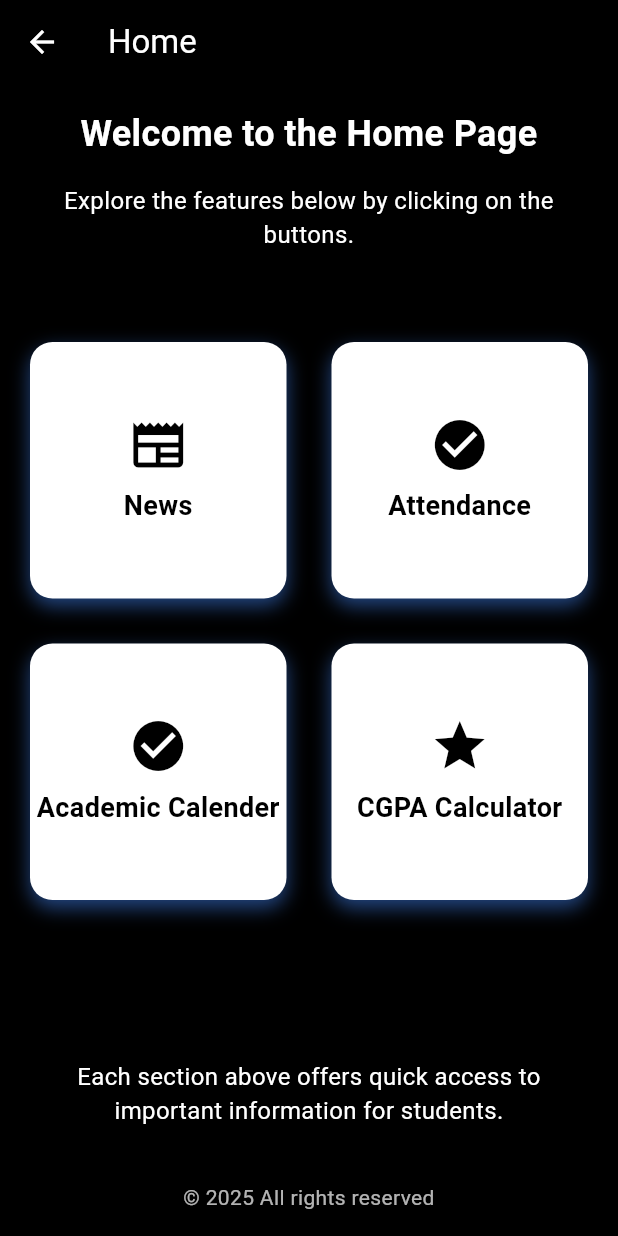
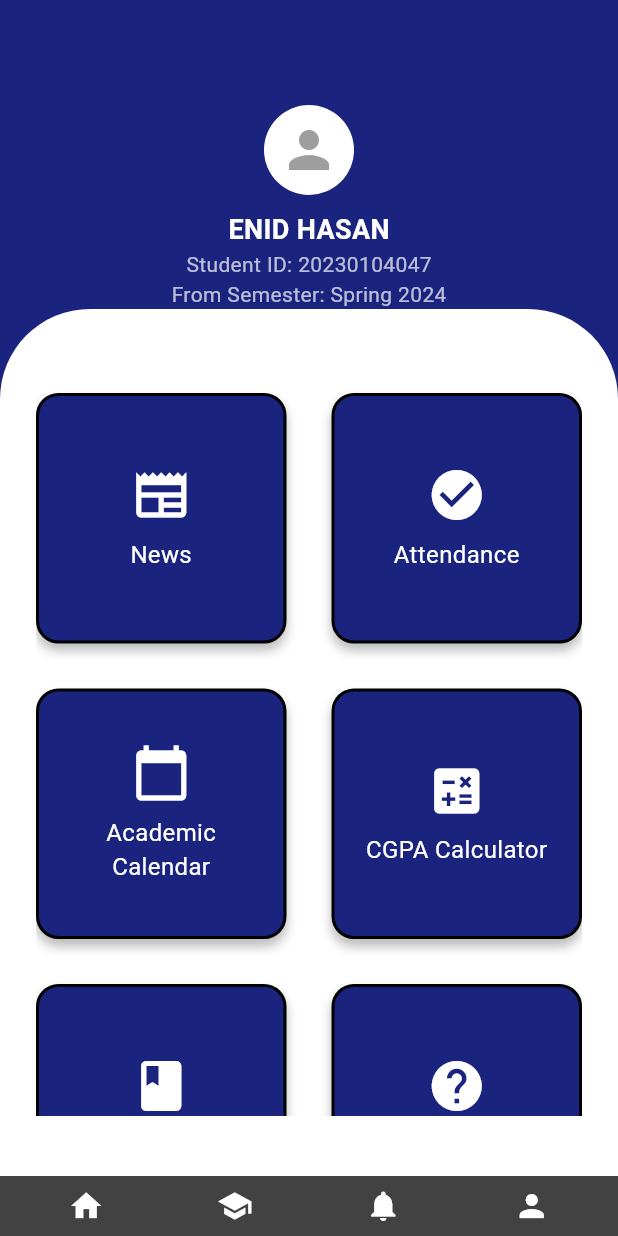
Before and after one commit to Tayebbb/AUSThir, a Flutter app: the HomePage screen opened directly, on a phone screen of 412 x 824 dp. Run offline on Flutter 3.47's test engine with Material 3 defaults, Android fonts, the phone set to English and light mode, and no system bars; our stand-ins replace lottie.

Commit message:
Update homepage.dart

```diff
--- a/lib/homepage.dart
+++ b/lib/homepage.dart
@@ -1,208 +1,161 @@
+import 'package:flutter/material.dart';
 import 'package:austhir/cgpacalc.dart';
-import 'package:flutter/material.dart';
 import 'attendance.dart';
 import 'academic_calender.dart';
+
 class HomePage extends StatelessWidget {
   const HomePage({super.key});
 
   @override
   Widget build(BuildContext context) {
     return Scaffold(
-      appBar: AppBar(
-        backgroundColor: Colors.black,
-        title: const Text(
-          'Home',
-          style: TextStyle(
-            color: Colors.white,
+      backgroundColor: Colors.indigo[900],
+      body: SafeArea(
+        child: Column(
+          children: [
+            Container(
+              height: MediaQuery.of(context).size.height * 0.25,
+              color: Colors.indigo[900],
+              child: const Center(
+                child: Column(
+                  mainAxisAlignment: MainAxisAlignment.center,
+                  children: [
+                    SizedBox(height: 70),
+                    CircleAvatar(
+                      radius: 30,
+                      backgroundColor: Colors.white,
+                      child: Icon(
+                        Icons.person,
+                        size: 40,
+                        color: Colors.grey,
                       ),
                     ),
-        leading: const BackButton(color: Colors.white),
+                    SizedBox(height: 10),
+                    Text(
+                      'ENID HASAN',
+                      style: TextStyle(fontSize: 18, fontWeight: FontWeight.bold, color: Colors.white),
                     ),
-      body: Container(
-        color: Colors.black,
-        child: Center(
-          child: Column(
-            crossAxisAlignment: CrossAxisAlignment.center,
-            children: [
-              const Padding(
-                padding: EdgeInsets.all(16.0),
-                child: Text(
-                  'Welcome to the Home Page',
-                  style: TextStyle(
-                    fontSize: 24,
-                    color: Colors.white,
-                    fontWeight: FontWeight.bold,
+                    Text(
+                      'Student ID: 20230104047',
+                      style: TextStyle(fontSize: 14, color: Colors.white70),
                     ),
-                  textAlign: TextAlign.center,
-                ),
-              ),
-              const Padding(
-                padding: EdgeInsets.symmetric(horizontal: 20.0),
-                child: Text(
-                  'Explore the features below by clicking on the buttons.',
-                  style: TextStyle(
-                    fontSize: 16,
-                    color: Colors.white,
-                  ),
-                  textAlign: TextAlign.center,
-                ),
-              ),
-              const SizedBox(height: 40),
-              Expanded(
-                child: GridView.count(
-                  crossAxisCount: 2,
-                  mainAxisSpacing: 30,
-                  crossAxisSpacing: 30,
-                  padding: const EdgeInsets.all(20),
-                  children: [
-                    SquareButton(
-                      text: 'News',
-                      icon: Icons.newspaper,
-                      onPressed: () {},
-                    ),
-                    SquareButton(
-                      text: 'Attendance',
-                      icon: Icons.check_circle,
-                      onPressed: () {
-                        Navigator.push(
-                          context,
-                          MaterialPageRoute(builder: (context) => const AttendancePage()),
-                        );
-                      },
-                    ),
-                    SquareButton(
-                      text: 'Academic Calender',
-                      icon: Icons.check_circle,
-                      onPressed: () {
-                        Navigator.push(
-                          context,
-                          MaterialPageRoute(builder: (context) => const AcademicCalendarPage()),
-                        );
-                      },
-                    ),
-                    SquareButton(
-                      text: 'CGPA Calculator',
-                      icon: Icons.grade,
-                      onPressed: () {
-                        Navigator.push(
-                          context,
-                          MaterialPageRoute(
-                              builder: (context) =>
-                                  const CgpaCalculatorScreen()),
-                        );
-                      },
+                    Text(
+                      'From Semester: Spring 2024',
+                      style: TextStyle(fontSize: 14, color: Colors.white70),
                     ),
                   ],
                 ),
               ),
-              const Padding(
-                padding: EdgeInsets.symmetric(horizontal: 20.0),
-                child: Text(
-                  'Each section above offers quick access to important information for students.',
-                  style: TextStyle(
-                    fontSize: 16,
+            ),
+            Expanded(
+              child: Container(
+                decoration: const BoxDecoration(
                   color: Colors.white,
-                  ),
-                  textAlign: TextAlign.center,
+                  borderRadius: BorderRadius.only(
+                    topLeft: Radius.circular(60),
+                    topRight: Radius.circular(60),
                   ),
                 ),
-              const SizedBox(height: 20),
-              const Padding(
-                padding: EdgeInsets.all(16.0),
-                child: Text(
-                  '© 2025 All rights reserved',
-                  style: TextStyle(
-                    fontSize: 14,
-                    color: Colors.white70,
+                child: Padding(
+                  padding: const EdgeInsets.all(24.0),
+                  child: Column(
+                    crossAxisAlignment: CrossAxisAlignment.center,
+                    children: [
+                      const SizedBox(height: 16),
+                      Expanded(
+                        child: ListView(
+                          children: [
+                            const SizedBox(height: 16),
+                            GridView.count(
+                              crossAxisCount: 2,
+                              shrinkWrap: true,
+                              physics: const NeverScrollableScrollPhysics(),
+                              mainAxisSpacing: 30,
+                              crossAxisSpacing: 30,
+                              children: [
+                                SquareButton(text: 'News', icon: Icons.newspaper, onPressed: () {}),
+                                SquareButton(text: 'Attendance', icon: Icons.check_circle, onPressed: () {
+                                  Navigator.push(context, MaterialPageRoute(builder: (context) => const AttendancePage()));
+                                }),
+                                SquareButton(text: 'Academic Calendar', icon: Icons.calendar_today, onPressed: () {
+                                  Navigator.push(context, MaterialPageRoute(builder: (context) => const AcademicCalendarPage()));
+                                }),
+                                SquareButton(text: 'CGPA Calculator', icon: Icons.calculate, onPressed: () {
+                                  Navigator.push(context, MaterialPageRoute(builder: (context) => const CgpaCalculatorScreen()));
+                                }),
+                                SquareButton(text: 'Materials', icon: Icons.book, onPressed: () {}),
+                                SquareButton(text: 'FAQ', icon: Icons.help, onPressed: () {}),
+                                SquareButton(text: 'Finance', icon: Icons.attach_money, onPressed: () {}),
+                                SquareButton(text: 'Library', icon: Icons.library_books, onPressed: () {}),
+                              ],
                             ),
-                  textAlign: TextAlign.center,
+                          ],
+                        ),
+                      ),
+                      const SizedBox(height: 16),
+                    ],
+                  ),
+                ),
+              ),
+            ),
+            Container(
+              color: Colors.grey[800], // Gray color for the bottom bar
+              padding: const EdgeInsets.all(8.0),
+              child: Row(
+                mainAxisAlignment: MainAxisAlignment.spaceAround,
+                children: const [
+                  Icon(Icons.home, color: Colors.white),
+                  Icon(Icons.school, color: Colors.white),
+                  Icon(Icons.notifications, color: Colors.white),
+                  Icon(Icons.person, color: Colors.white),
+                ],
               ),
             ),
           ],
-          ),
         ),
       ),
     );
   }
 }
 
-class SquareButton extends StatefulWidget {
+class SquareButton extends StatelessWidget {
   final String text;
+  final IconData icon;
   final VoidCallback onPressed;
-  final IconData icon;
 
-  const SquareButton(
-      {super.key,
-      required this.text,
-      required this.onPressed,
-      required this.icon});
-
-  @override
-  _SquareButtonState createState() => _SquareButtonState();
-}
-
-class _SquareButtonState extends State<SquareButton> {
-  bool _isPressed = false;
+  const SquareButton({super.key, required this.text, required this.icon, required this.onPressed});
 
   @override
   Widget build(BuildContext context) {
     return GestureDetector(
-      onTapDown: (_) {
-        setState(() {
-          _isPressed = true;
-        });
-      },
-      onTapUp: (_) {
-        setState(() {
-          _isPressed = false;
-        });
-        widget.onPressed();
-      },
-      onTapCancel: () {
-        setState(() {
-          _isPressed = false;
-        });
-      },
-      child: AnimatedContainer(
-        duration: const Duration(milliseconds: 100),
-        width: 150,
-        height: 150,
+      onTap: onPressed,
+      child: Container(
         decoration: BoxDecoration(
-          color: Colors.white,
+          color: Colors.indigo[900], // Gray color for the button
           borderRadius: BorderRadius.circular(15),
-          boxShadow: _isPressed
-              ? []
-              : [
+          border: Border.all(color: Colors.black, width: 2),
+          boxShadow: [
             BoxShadow(
-                    color: Colors.blueAccent.withOpacity(0.5),
-                    blurRadius: 10,
-                    offset: const Offset(0, 5),
+              color: Colors.black26,
+              blurRadius: 5,
+              offset: Offset(0, 5),
             ),
           ],
         ),
-        child: Center(
+        padding: const EdgeInsets.all(16.0),
         child: Column(
           mainAxisAlignment: MainAxisAlignment.center,
           children: [
-              Icon(
-                widget.icon,
-                size: 40,
-                color: Colors.black,
-              ),
+            Icon(icon, size: 40, color: Colors.white),
             const SizedBox(height: 8),
             Text(
-                widget.text,
-                style: const TextStyle(
-                  fontSize: 18,
-                  color: Colors.black,
-                  fontWeight: FontWeight.bold,
-                ),
+              text,
+              style: const TextStyle(fontSize: 16, color: Colors.white),
               textAlign: TextAlign.center,
             ),
           ],
         ),
       ),
-      ),
     );
   }
 }
```
Lines whose indentation alone changed are shown as unchanged.
